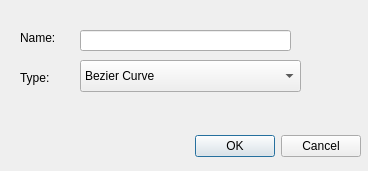
This is src/ui/newcurve.ui in ATh0m/curve-editor as Qt 5 draws it before an edit. The edited form follows.
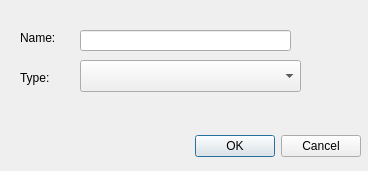
This is the edited form.

Diff of the .ui file:
```diff
--- a/src/ui/newcurve.ui
+++ b/src/ui/newcurve.ui
@@ -74,11 +74,6 @@
      <height>32</height>
     </rect>
    </property>
-   <item>
-    <property name="text">
-     <string>Bezier Curve</string>
-    </property>
-   </item>
   </widget>
  </widget>
  <resources/>
```
Left out of the diff: 2 changed lines with no effect on the pictures.
